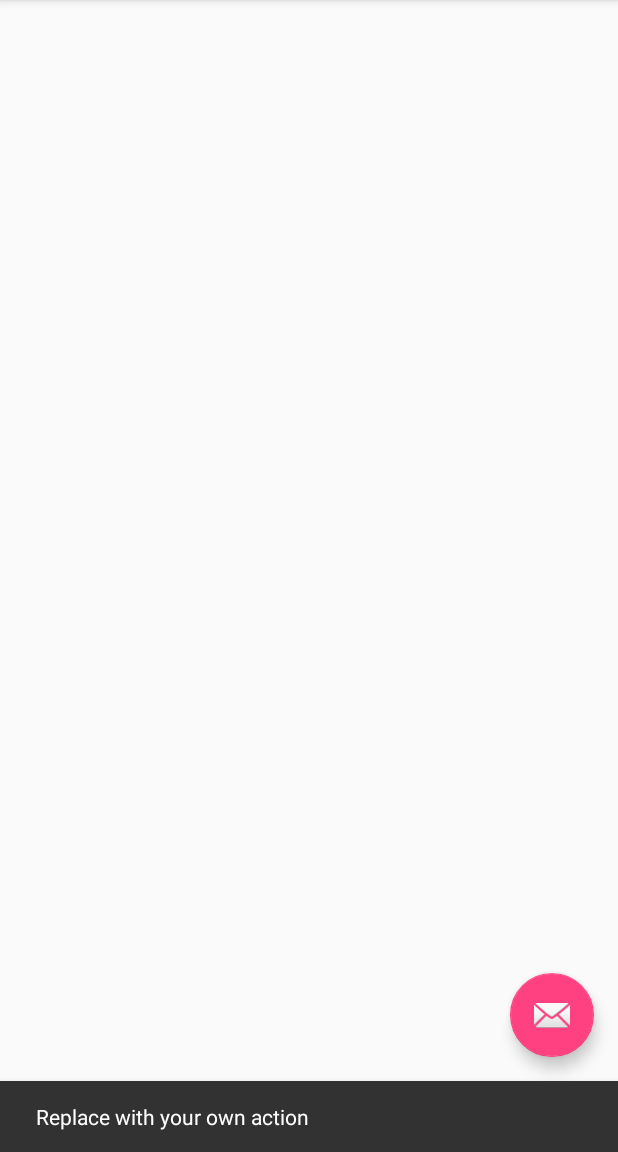
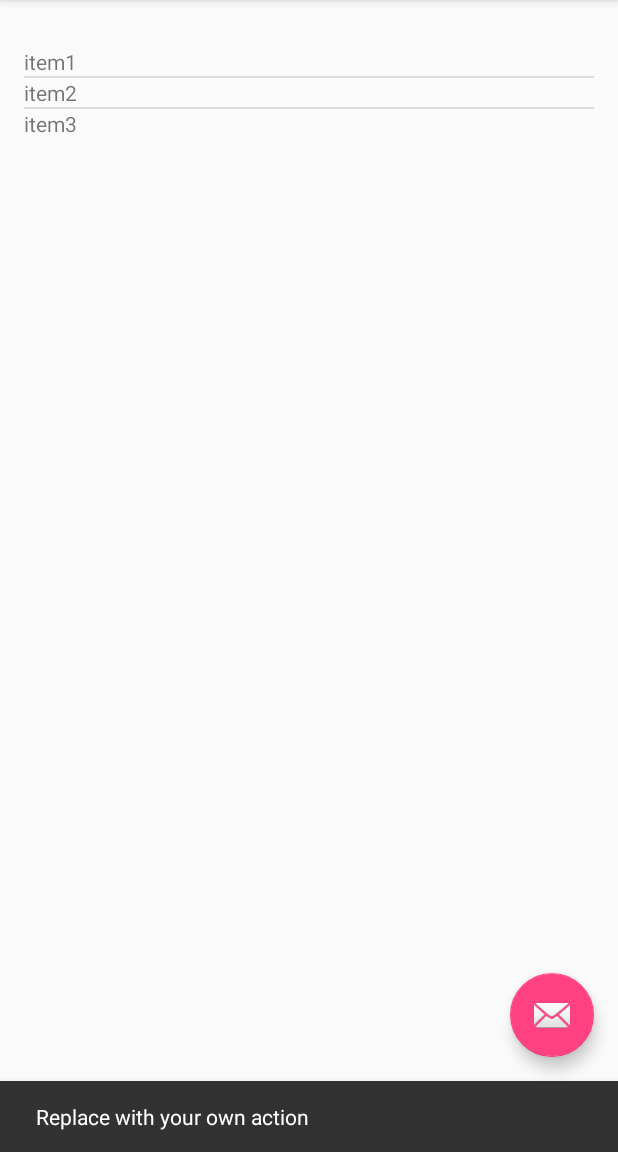
Before and after one commit to msaukans/ScavengerHunt, an Android app: the screen it shows after launch (MainActivity), after a tap on an icon or button, on a phone screen of 412 x 824 dp, the part 84-1236 px from its top. Run offline under Robolectric (Android 15) with nearby library versions, the light colour scheme and no system bars.

Commit message:
worked on listivew further

```diff
--- a/app/src/main/java/com/sample/maris/scavengerhunt/MainActivity.java
+++ b/app/src/main/java/com/sample/maris/scavengerhunt/MainActivity.java
@@ -12,9 +12,18 @@ import android.support.v7.app.AppCompatActivity;
 import android.support.v7.widget.Toolbar;
 import android.view.Menu;
 import android.view.MenuItem;
+import java.util.ArrayList;
+import android.widget.Adapter;
+import android.widget.ArrayAdapter;
+import android.widget.ListView;
 
-public class MainActivity extends AppCompatActivity
-        implements NavigationView.OnNavigationItemSelectedListener {
+import java.util.Arrays;
+import java.util.List;
+
+public class MainActivity extends AppCompatActivity implements NavigationView.OnNavigationItemSelectedListener {
+    private ArrayList<String> arrayList;
+    private ArrayAdapter<String> adapter1;
+    private ListView lv1;
 
     @Override
     protected void onCreate(Bundle savedInstanceState) {
@@ -30,7 +39,7 @@ public class MainActivity extends AppCompatActivity
                 Snackbar.make(view, "Replace with your own action", Snackbar.LENGTH_LONG)
                         .setAction("Action", null).show();
             }
-        });
+        });//end setOnClickListener
 
         DrawerLayout drawer = (DrawerLayout) findViewById(R.id.drawer_layout);
         ActionBarDrawerToggle toggle = new ActionBarDrawerToggle(
@@ -40,7 +49,14 @@ public class MainActivity extends AppCompatActivity
 
         NavigationView navigationView = (NavigationView) findViewById(R.id.nav_view);
         navigationView.setNavigationItemSelectedListener(this);
-    }
+
+        /////////////////////////// ListView code starts ////////////////////////////////
+        lv1 = (ListView) findViewById(R.id.lv1); //************************* setting up list view
+        String[] items1 = {"item1", "item2", "item3"};
+        arrayList = new ArrayList<>(Arrays.asList(items1));
+        adapter1 = new ArrayAdapter<String>(this, R.layout.list_item, R.id.textItem, arrayList);
+        lv1.setAdapter(adapter1); ///////////// listview set up complete
+    }//end onCreate method
 
     @Override
     public void onBackPressed() {
@@ -90,10 +106,7 @@ public class MainActivity extends AppCompatActivity
 
         } else if (id == R.id.nav_share) {
 
-        } else if (id == R.id.nav_send) {
-
         }
-
         DrawerLayout drawer = (DrawerLayout) findViewById(R.id.drawer_layout);
         drawer.closeDrawer(GravityCompat.START);
         return true;
--- a/app/src/main/res/layout/content_main.xml
+++ b/app/src/main/res/layout/content_main.xml
@@ -16,8 +16,8 @@
     <ListView
         android:layout_width="wrap_content"
         android:layout_height="wrap_content"
-        android:layout_marginTop="28dp"
+        android:layout_marginTop="15dp"
         android:layout_alignParentTop="true"
         android:layout_alignParentStart="true"
-        android:id="@+id/list1" />
+        android:id="@+id/lv1" />
 </RelativeLayout>
--- /dev/null
+++ b/app/src/main/res/layout/list_item.xml
@@ -0,0 +1,13 @@
+<?xml version="1.0" encoding="utf-8"?>
+<LinearLayout xmlns:android="http://schemas.android.com/apk/res/android"
+    xmlns:tools="http://schemas.android.com/tools"
+    android:orientation="vertical" android:layout_width="match_parent"
+    android:layout_height="match_parent">
+
+    <TextView
+        android:id="@+id/textItem"
+        android:layout_width="wrap_content"
+        android:layout_height="wrap_content"
+        android:textColorLink="@android:color/holo_green_light" />
+
+</LinearLayout>
--- a/app/src/main/res/layout/nav_header_main.xml
+++ b/app/src/main/res/layout/nav_header_main.xml
@@ -17,14 +17,16 @@
         android:layout_width="wrap_content"
         android:layout_height="wrap_content"
         android:paddingTop="@dimen/nav_header_vertical_spacing"
-        app:srcCompat="@android:drawable/sym_def_app_icon" />
+        app:srcCompat="@android:drawable/sym_def_app_icon"
+        android:adjustViewBounds="false" />
 
     <TextView
         android:layout_width="match_parent"
         android:layout_height="wrap_content"
         android:paddingTop="@dimen/nav_header_vertical_spacing"
         android:text="Android Studio"
-        android:textAppearance="@style/TextAppearance.AppCompat.Body1" />
+        android:textAppearance="@style/TextAppearance.AppCompat.Body1"
+        android:id="@+id/textView2" />
 
     <TextView
         android:id="@+id/textView"
--- a/app/src/main/res/menu/activity_main_drawer.xml
+++ b/app/src/main/res/menu/activity_main_drawer.xml
@@ -26,10 +26,7 @@
                 android:id="@+id/nav_share"
                 android:icon="@drawable/ic_menu_share"
                 android:title="Share" />
-            <item
-                android:id="@+id/nav_send"
-                android:icon="@drawable/ic_menu_send"
-                android:title="Send" />
+
         </menu>
     </item>
 
--- a/app/src/main/res/values/colors.xml
+++ b/app/src/main/res/values/colors.xml
@@ -1,6 +1,6 @@
 <?xml version="1.0" encoding="utf-8"?>
 <resources>
-    <color name="colorPrimary">#3F51B5</color>
+    <color name="colorPrimary">#3f51b5</color>
     <color name="colorPrimaryDark">#303F9F</color>
     <color name="colorAccent">#FF4081</color>
 </resources>
```
